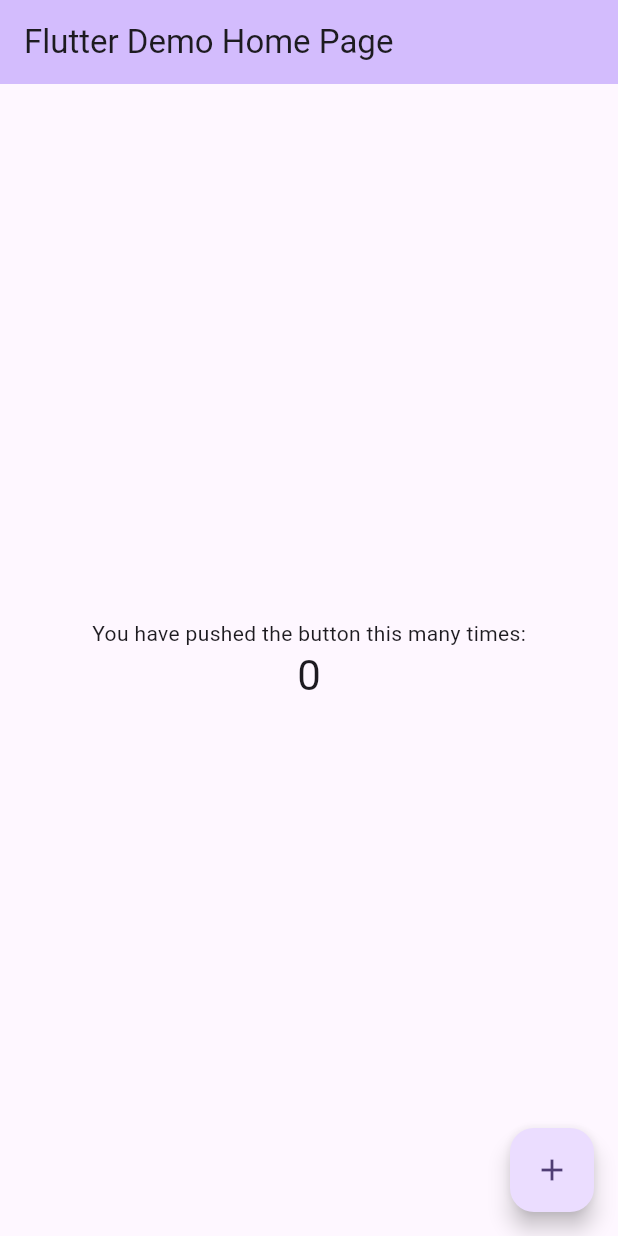
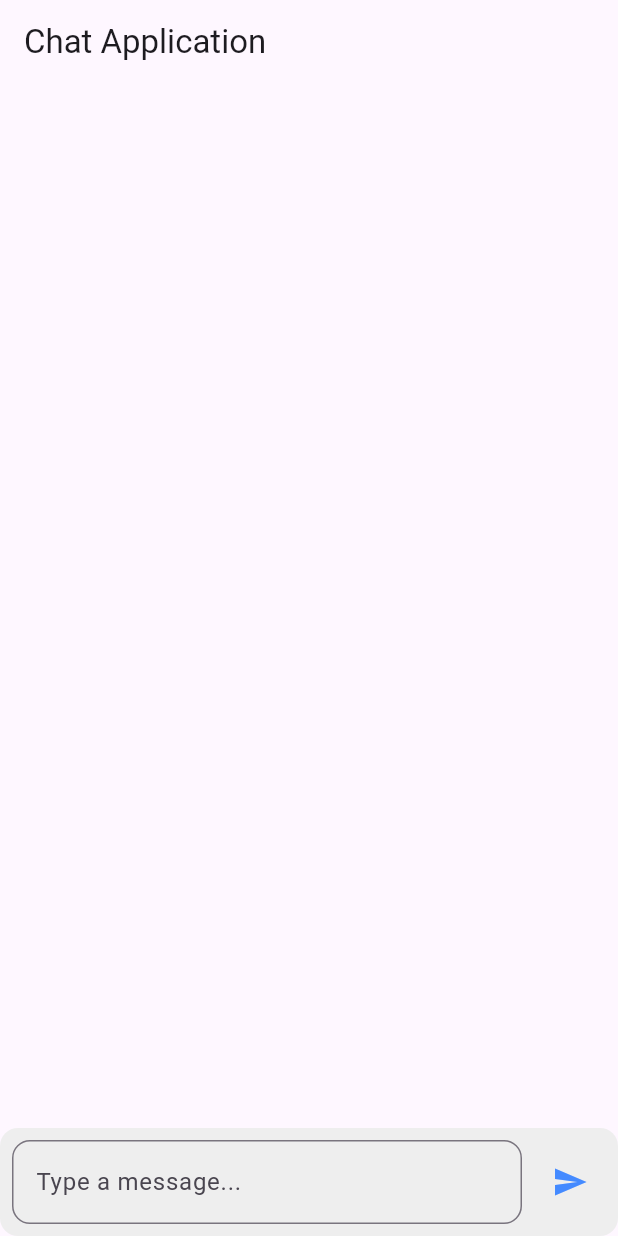
Before and after one commit to NimanthaSupun/websockets, a Flutter app: the screen it shows after launch, on a phone screen of 412 x 824 dp. Run offline on Flutter 3.47's test engine with Material 3 defaults, Android fonts, the phone set to English and light mode, and no system bars; network calls fail.

Commit message:
connect with flutter

```diff
--- a/flutter_client/lib/main.dart
+++ b/flutter_client/lib/main.dart
@@ -1,4 +1,5 @@
 import 'package:flutter/material.dart';
+import 'package:web_socket/screens/chat_screen.dart';
 
 void main() {
   runApp(const MyApp());
@@ -7,119 +8,11 @@
 class MyApp extends StatelessWidget {
   const MyApp({super.key});
 
-  // This widget is the root of your application.
   @override
   Widget build(BuildContext context) {
-    return MaterialApp(
-      title: 'Flutter Demo',
-      theme: ThemeData(
-        // This is the theme of your application.
-        //
-        // TRY THIS: Try running your application with "flutter run". You'll see
-        // the application has a purple toolbar. Then, without quitting the app,
-        // try changing the seedColor in the colorScheme below to Colors.green
-        // and then invoke "hot reload" (save your changes or press the "hot
-        // reload" button in a Flutter-supported IDE, or press "r" if you used
-        // the command line to start the app).
-        //
-        // Notice that the counter didn't reset back to zero; the application
-        // state is not lost during the reload. To reset the state, use hot
-        // restart instead.
-        //
-        // This works for code too, not just values: Most code changes can be
-        // tested with just a hot reload.
-        colorScheme: ColorScheme.fromSeed(seedColor: Colors.deepPurple),
-        useMaterial3: true,
-      ),
-      home: const MyHomePage(title: 'Flutter Demo Home Page'),
+    return const MaterialApp(
+      debugShowCheckedModeBanner: false,
+      home: ChatScreen(),
     );
   }
 }
-
-class MyHomePage extends StatefulWidget {
-  const MyHomePage({super.key, required this.title});
-
-  // This widget is the home page of your application. It is stateful, meaning
-  // that it has a State object (defined below) that contains fields that affect
-  // how it looks.
-
-  // This class is the configuration for the state. It holds the values (in this
-  // case the title) provided by the parent (in this case the App widget) and
-  // used by the build method of the State. Fields in a Widget subclass are
-  // always marked "final".
-
-  final String title;
-
-  @override
-  State<MyHomePage> createState() => _MyHomePageState();
-}
-
-class _MyHomePageState extends State<MyHomePage> {
-  int _counter = 0;
-
-  void _incrementCounter() {
-    setState(() {
-      // This call to setState tells the Flutter framework that something has
-      // changed in this State, which causes it to rerun the build method below
-      // so that the display can reflect the updated values. If we changed
-      // _counter without calling setState(), then the build method would not be
-      // called again, and so nothing would appear to happen.
-      _counter++;
-    });
-  }
-
-  @override
-  Widget build(BuildContext context) {
-    // This method is rerun every time setState is called, for instance as done
-    // by the _incrementCounter method above.
-    //
-    // The Flutter framework has been optimized to make rerunning build methods
-    // fast, so that you can just rebuild anything that needs updating rather
-    // than having to individually change instances of widgets.
-    return Scaffold(
-      appBar: AppBar(
-        // TRY THIS: Try changing the color here to a specific color (to
-        // Colors.amber, perhaps?) and trigger a hot reload to see the AppBar
-        // change color while the other colors stay the same.
-        backgroundColor: Theme.of(context).colorScheme.inversePrimary,
-        // Here we take the value from the MyHomePage object that was created by
-        // the App.build method, and use it to set our appbar title.
-        title: Text(widget.title),
-      ),
-      body: Center(
-        // Center is a layout widget. It takes a single child and positions it
-        // in the middle of the parent.
-        child: Column(
-          // Column is also a layout widget. It takes a list of children and
-          // arranges them vertically. By default, it sizes itself to fit its
-          // children horizontally, and tries to be as tall as its parent.
-          //
-          // Column has various properties to control how it sizes itself and
-          // how it positions its children. Here we use mainAxisAlignment to
-          // center the children vertically; the main axis here is the vertical
-          // axis because Columns are vertical (the cross axis would be
-          // horizontal).
-          //
-          // TRY THIS: Invoke "debug painting" (choose the "Toggle Debug Paint"
-          // action in the IDE, or press "p" in the console), to see the
-          // wireframe for each widget.
-          mainAxisAlignment: MainAxisAlignment.center,
-          children: <Widget>[
-            const Text(
-              'You have pushed the button this many times:',
-            ),
-            Text(
-              '$_counter',
-              style: Theme.of(context).textTheme.headlineMedium,
-            ),
-          ],
-        ),
-      ),
-      floatingActionButton: FloatingActionButton(
-        onPressed: _incrementCounter,
-        tooltip: 'Increment',
-        child: const Icon(Icons.add),
-      ), // This trailing comma makes auto-formatting nicer for build methods.
-    );
-  }
-}
--- /dev/null
+++ b/flutter_client/lib/screens/chat_screen.dart
@@ -0,0 +1,126 @@
+
+import 'package:flutter/material.dart';
+import 'package:web_socket/services/chat_service.dart';
+
+class ChatScreen extends StatefulWidget {
+  const ChatScreen({super.key});
+
+  @override
+  _ChatScreenState createState() => _ChatScreenState();
+}
+
+class _ChatScreenState extends State<ChatScreen> {
+  final ChatService _chatService = ChatService();
+  final TextEditingController _controller = TextEditingController();
+  final List<Map<String, dynamic>> _messages = [];
+
+  @override
+  void initState() {
+    super.initState();
+
+    // Listen to the stream and update the UI outside of the build method
+    _chatService.channel.stream.listen((data) {
+      print('Received: $data');
+      String message =
+          data is List<int> ? String.fromCharCodes(data) : data.toString();
+
+      setState(() {
+        _messages
+            .add({'message': message, 'isSent': false}); // Add received message
+      });
+    });
+  }
+
+  @override
+  void dispose() {
+    _chatService.dispose();
+    _controller.dispose();
+    super.dispose();
+  }
+
+  void _sendMessage() {
+    if (_controller.text.isNotEmpty) {
+      setState(() {
+        _messages.add(
+            {'message': _controller.text, 'isSent': true}); // Add sent message
+      });
+      _chatService.sendMessage(_controller.text); // Send message to WebSocket
+      _controller.clear(); // Clear input field
+    }
+  }
+
+  @override
+  Widget build(BuildContext context) {
+    return Scaffold(
+      appBar: AppBar(
+        title: const Text('Chat Application'),
+      ),
+      body: Column(
+        children: [
+          Expanded(
+            child: ListView.builder(
+              itemCount: _messages.length,
+              itemBuilder: (context, index) {
+                bool isSentByUser = _messages[index]['isSent'] ?? false;
+                return Align(
+                  alignment: isSentByUser
+                      ? Alignment.centerRight
+                      : Alignment.centerLeft,
+                  child: Container(
+                    padding: const EdgeInsets.all(12.0),
+                    margin: const EdgeInsets.symmetric(
+                      vertical: 4.0,
+                      horizontal: 8.0,
+                    ),
+                    decoration: BoxDecoration(
+                      color: isSentByUser
+                          ? Colors.blueAccent
+                          : Colors.yellow.shade700,
+                      borderRadius: BorderRadius.circular(12.0),
+                    ),
+                    child: Text(
+                      _messages[index]['message'] ?? '',
+                      style: TextStyle(
+                        color: isSentByUser ? Colors.white : Colors.black,
+                      ),
+                    ),
+                  ),
+                );
+              },
+            ),
+          ),
+          Container(
+            decoration: BoxDecoration(
+              color: Colors.grey.shade200,
+              borderRadius: BorderRadius.circular(12.0),
+            ),
+            child: Padding(
+              padding: const EdgeInsets.all(8.0),
+              child: Row(
+                children: [
+                  Expanded(
+                    child: TextField(
+                      controller: _controller,
+                      decoration: const InputDecoration(
+                        hintText: 'Type a message...',
+                        border: OutlineInputBorder(
+                          borderRadius: BorderRadius.all(Radius.circular(12.0)),
+                        ),
+                      ),
+                    ),
+                  ),
+                  const SizedBox(width: 8),
+                  IconButton(
+                    onPressed: _sendMessage,
+                    icon: const Icon(Icons.send),
+                    color: Colors.blueAccent,
+                  ),
+                ],
+              ),
+            ),
+          ),
+        ],
+      ),
+    );
+  }
+}
--- /dev/null
+++ b/flutter_client/lib/services/chat_service.dart
@@ -0,0 +1,22 @@
+
+
+
+import 'package:web_socket_channel/web_socket_channel.dart';
+
+class ChatService {
+  final WebSocketChannel _channel = WebSocketChannel.connect(
+    Uri.parse('ws:// 192.168.1.7:4000'), // Replace with your WebSocket URL
+  );
+
+  WebSocketChannel get channel => _channel;
+
+  void sendMessage(String message) {
+    if (message.isNotEmpty) {
+      _channel.sink.add(message);
+    }
+  }
+
+  void dispose() {
+    _channel.sink.close();
+  }
+}
--- a/flutter_client/pubspec.yaml
+++ b/flutter_client/pubspec.yaml
@@ -35,6 +35,7 @@ dependencies:
   # The following adds the Cupertino Icons font to your application.
   # Use with the CupertinoIcons class for iOS style icons.
   cupertino_icons: ^1.0.8
+  web_socket_channel: ^2.4.5
 
 dev_dependencies:
   flutter_test:
```
Also changed, not shown: flutter_client/pubspec.lock.
